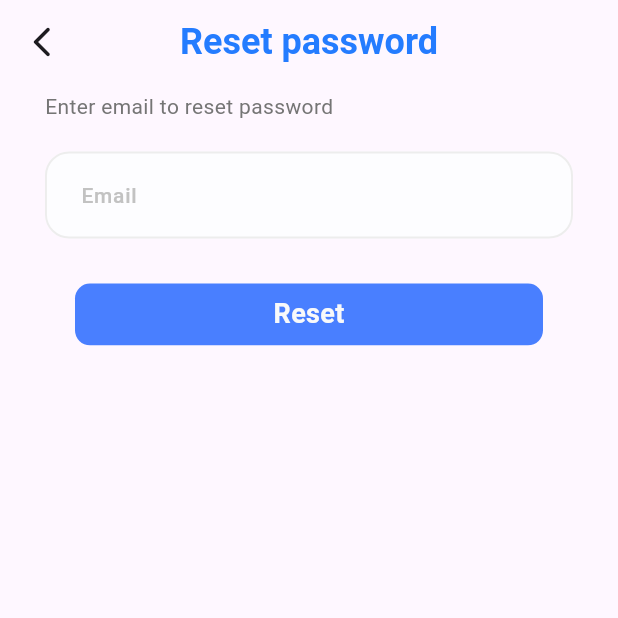
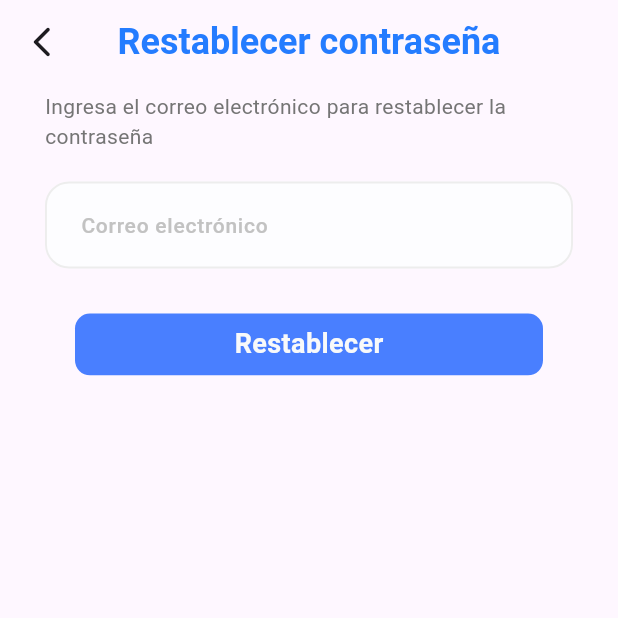
Before and after one commit to GiovanniNoRocket/ecosecha_app, a Flutter app: the ForgetScreen screen opened directly, on a phone screen of 412 x 824 dp, the top half of it. Run offline on Flutter 3.47's test engine with Material 3 defaults, Android fonts, the phone set to English and light mode, and no system bars; our stand-ins replace awesome_dialog, cloud_firestore, dropdown_button2, email_validator, firebase_auth, firebase_core and 6 more; missing offline and left inert: flutter_verification_code, raised_buttons; accounts and stored records are empty; generated files the repository leaves out were written again.

Commit message:
Traduccion password

```diff
--- a/lib/components/password_reset/password_reset.dart
+++ b/lib/components/password_reset/password_reset.dart
@@ -28,12 +28,12 @@ class _PasswordResetState extends State<PasswordReset> {
               if (value == null ||
                   value.isEmpty ||
                   AuxController.validateEmail(value) == false) {
-                return 'Please enter a valid email';
+                return 'Por favor, ingresa un correo electrónico válido';
               }
               return null;
             },
             decoration: InputDecoration(
-              hintText: "Email",
+              hintText: "Correo electrónico",
               hintStyle: KTextStyle.font14Hint500Weight,
               filled: true,
               fillColor: AppColors.lightShadeOfGray,
@@ -63,7 +63,7 @@ class _PasswordResetState extends State<PasswordReset> {
                 AuthController()
                     .sendEmailResetPassword(emailController.text, context);
               },
-              text: "Reset")
+              text: "Restablecer")
         ],
       ),
     );
--- a/lib/views/forget_password_screen.dart
+++ b/lib/views/forget_password_screen.dart
@@ -11,7 +11,7 @@ class ForgetScreen extends StatelessWidget {
     return Scaffold(
       appBar: AppBar(
         title: const Text(
-          "Reset password",
+            "Restablecer contraseña",
           style: KTextStyle.font24Blue700Weight,
         ),
         centerTitle: true,
@@ -39,7 +39,7 @@ class ForgetScreen extends StatelessWidget {
                           crossAxisAlignment: CrossAxisAlignment.start,
                           children: [
                             Text(
-                              "Enter email to reset password",
+                                "Ingresa el correo electrónico para restablecer la contraseña",
                               style: KTextStyle.font14Grey400Weight,
                             ),
                           ],
```
